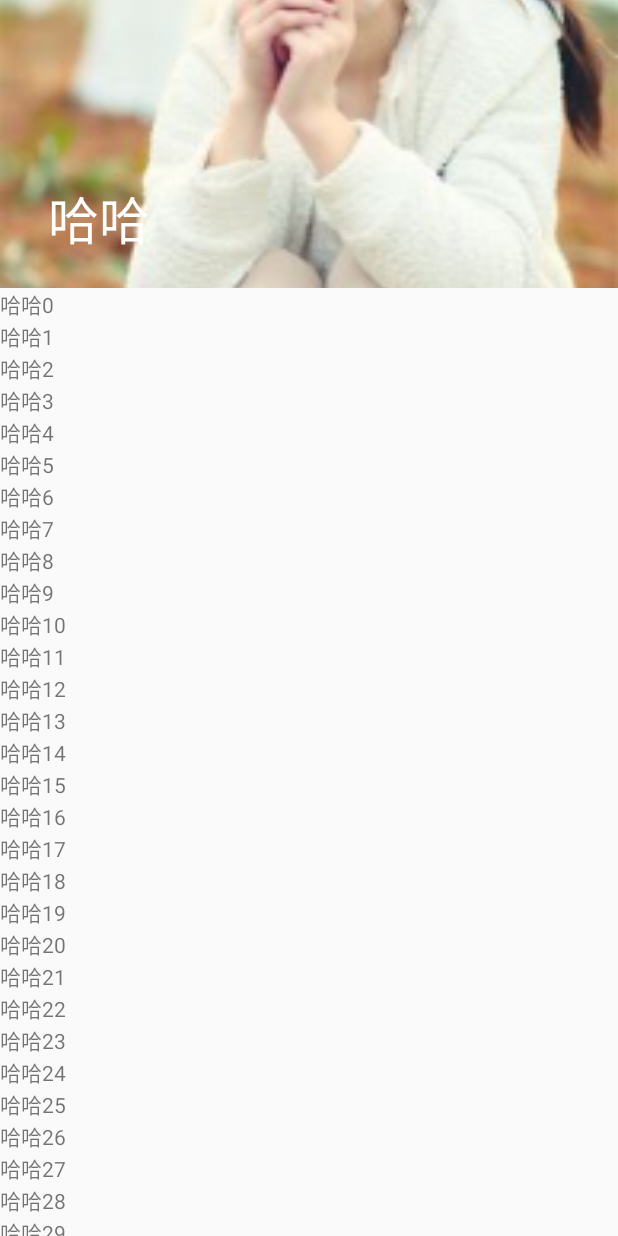
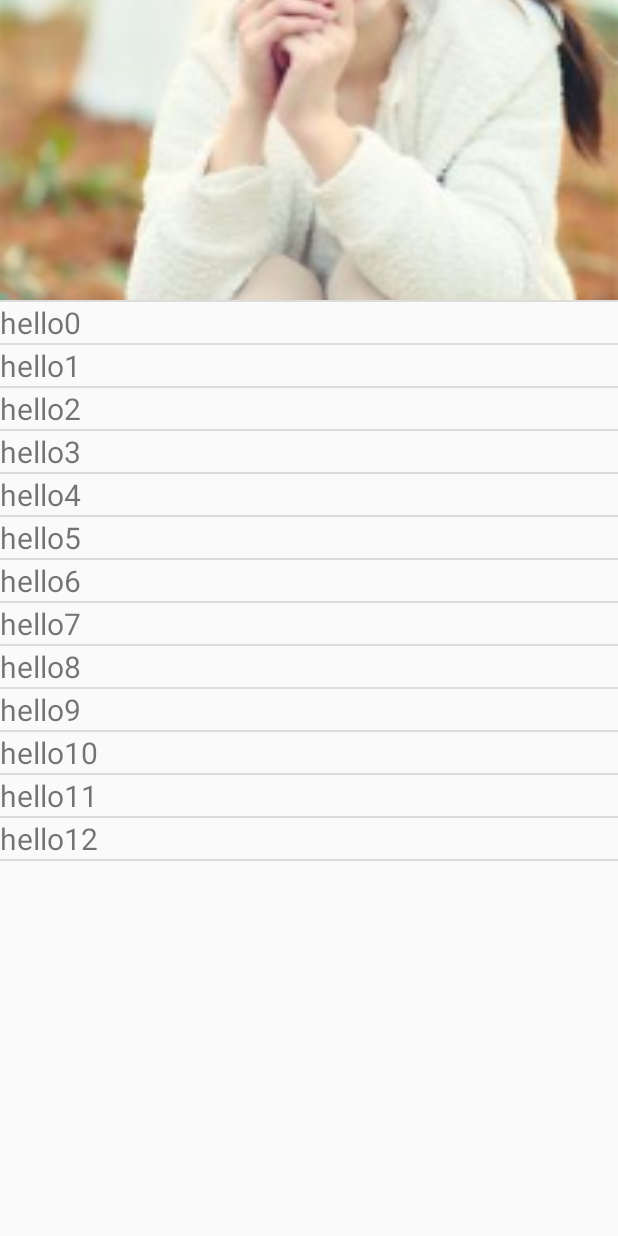
Before and after one commit to VincentLoveAndroid/CustomViewSet, an Android app: the screen it shows after launch (MainActivity before the commit, ParallaxActivity after it), on a phone screen of 412 x 824 dp. Run offline under Robolectric (Android 15) with nearby library versions, the phone set to English and light mode, and no system bars.

Commit message:
parallaxView

```diff
--- /dev/null
+++ b/app/src/main/java/com/example/mingren/customviewset/activity/ParallaxActivity.java
@@ -0,0 +1,54 @@
+package com.example.mingren.customviewset.activity;
+
+import android.app.Activity;
+import android.support.v7.app.AppCompatActivity;
+import android.os.Bundle;
+import android.view.Gravity;
+import android.view.View;
+import android.view.ViewGroup;
+import android.widget.BaseAdapter;
+import android.widget.ImageView;
+import android.widget.ListView;
+import android.widget.TextView;
+
+import com.example.mingren.customviewset.R;
+import com.example.mingren.customviewset.view.ParallaxListView;
+
+public class ParallaxActivity extends Activity {
+
+    @Override
+    protected void onCreate(Bundle savedInstanceState) {
+        super.onCreate(savedInstanceState);
+        setContentView(R.layout.activity_parallax);
+        ParallaxListView lvTest = (ParallaxListView) findViewById(R.id.lv_list);
+        View header = View.inflate(this, R.layout.view_parallax_header, null);
+        lvTest.addHeaderView(header);
+        ImageView ivBg = (ImageView) header.findViewById(R.id.iv_bg);
+        lvTest.setmHeaderbg(ivBg);
+        lvTest.setAdapter(new BaseAdapter() {
+            @Override
+            public int getCount() {
+                return 13;
+            }
+
+            @Override
+            public Object getItem(int position) {
+                return null;
+            }
+
+            @Override
+            public long getItemId(int position) {
+                return 0;
+            }
+
+            @Override
+            public View getView(int position, View convertView, ViewGroup parent) {
+                TextView tv = new TextView(ParallaxActivity.this);
+                tv.setText("hello" + position);
+                tv.setGravity(Gravity.CENTER_VERTICAL);
+                tv.setTextSize(20);
+                return tv;
+            }
+        });
+    }
+}
--- a/app/src/main/res/layout/activity_main.xml
+++ b/app/src/main/res/layout/activity_main.xml
@@ -21,7 +21,6 @@
             android:id="@+id/cdl_test"
             android:layout_width="match_parent"
             android:layout_height="match_parent"
-            app:collapsedTitleTextAppearance="@color/cardview_light_background"
             app:contentScrim="@color/colorPrimary"
             app:layout_scrollFlags="scroll|exitUntilCollapsed"
             app:title="哈哈">
--- /dev/null
+++ b/app/src/main/res/layout/activity_parallax.xml
@@ -0,0 +1,12 @@
+<?xml version="1.0" encoding="utf-8"?>
+<RelativeLayout xmlns:android="http://schemas.android.com/apk/res/android"
+    xmlns:tools="http://schemas.android.com/tools"
+    android:layout_width="match_parent"
+    android:layout_height="match_parent"
+    tools:context="com.example.mingren.customviewset.activity.ParallaxActivity">
+
+    <com.example.mingren.customviewset.view.ParallaxListView
+        android:id="@+id/lv_list"
+        android:layout_width="match_parent"
+        android:layout_height="match_parent"></com.example.mingren.customviewset.view.ParallaxListView>
+</RelativeLayout>
--- /dev/null
+++ b/app/src/main/res/layout/view_parallax_header.xml
@@ -0,0 +1,12 @@
+<?xml version="1.0" encoding="utf-8"?>
+<RelativeLayout xmlns:android="http://schemas.android.com/apk/res/android"
+    android:layout_width="match_parent"
+    android:layout_height="match_parent">
+
+    <ImageView
+        android:id="@+id/iv_bg"
+        android:layout_width="match_parent"
+        android:layout_height="@dimen/parallax_header_height"
+        android:scaleType="centerCrop"
+        android:src="@mipmap/girl" />
+</RelativeLayout>
--- a/app/src/main/res/values/dimens.xml
+++ b/app/src/main/res/values/dimens.xml
@@ -2,4 +2,5 @@
     <!-- Default screen margins, per the Android Design guidelines. -->
     <dimen name="activity_horizontal_margin">16dp</dimen>
     <dimen name="activity_vertical_margin">16dp</dimen>
+    <dimen name="parallax_header_height">200dp</dimen>
 </resources>
--- a/build.gradle
+++ b/build.gradle
@@ -5,7 +5,7 @@ buildscript {
         jcenter()
     }
     dependencies {
-        classpath 'com.android.tools.build:gradle:2.2.0'
+        classpath 'com.android.tools.build:gradle:2.0.0'
 
         // NOTE: Do not place your application dependencies here; they belong
         // in the individual module build.gradle files
```
Also changed, not shown: app/src/main/AndroidManifest.xml (+12 -4 lines), app/src/main/java/com/example/mingren/customviewset/view/ParallaxListView.java (added, +133 -0 lines), app/src/main/res/mipmap-xhdpi/f703738da97739120f92f746fd198618367ae265.jpg (deleted), gradle/wrapper/gradle-wrapper.properties.
